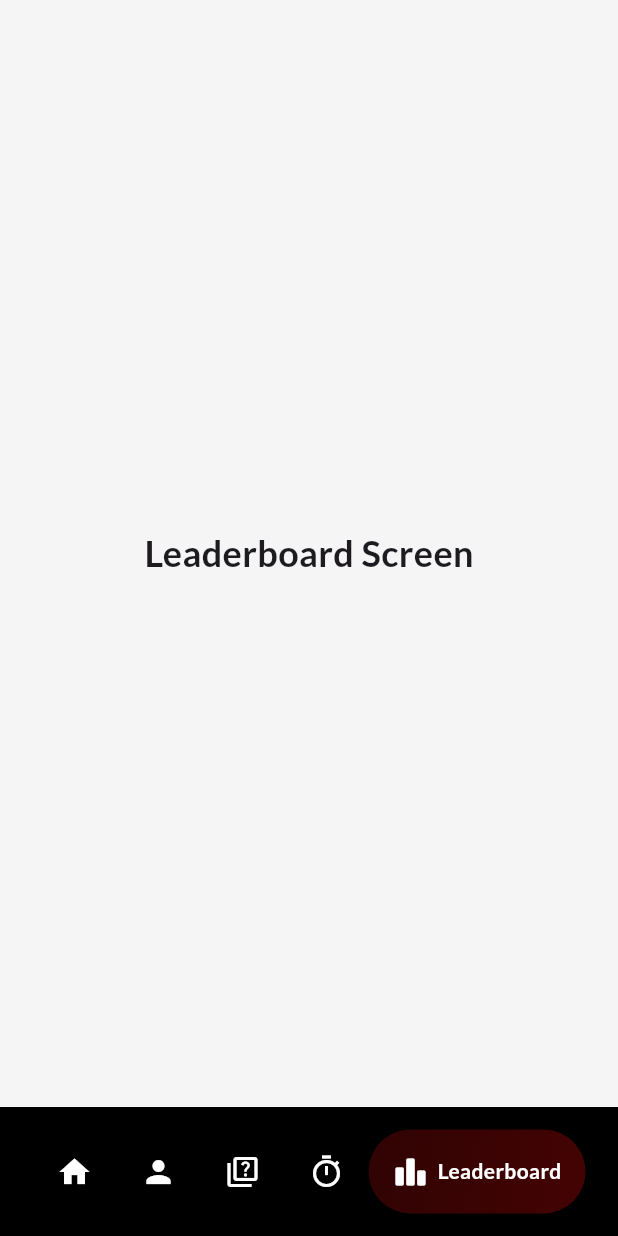
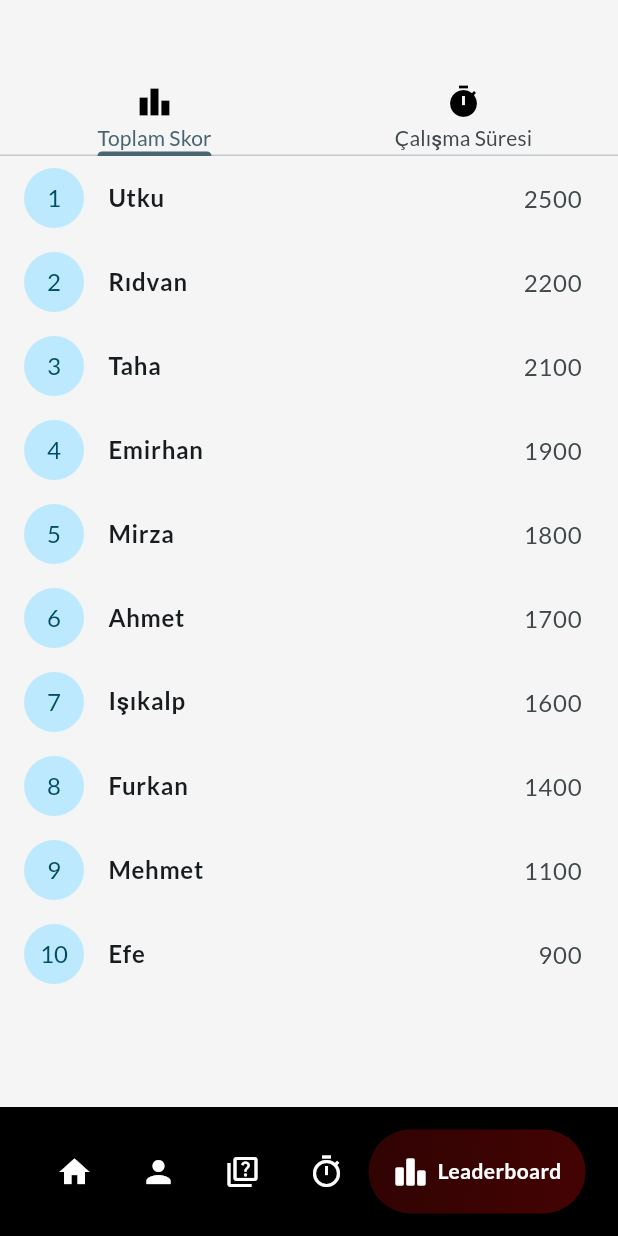
Before and after one commit to RdvnUmt/EduRank, a Flutter app: the screen it shows after launch, item 5 of the bottom bar chosen, on a phone screen of 412 x 824 dp. Run offline on Flutter 3.47's test engine with Material 3 defaults, Android fonts, the light colour scheme and no system bars; drawn by our look-alikes of google_nav_bar; our stand-ins replace google_fonts, numberpicker, shared_preferences, transparent_image; network calls fail.

Commit message:
leaderboard screen oluşturuldu.

```diff
--- a/edu_rank/lib/screens/leaderboard.screen.dart
+++ b/edu_rank/lib/screens/leaderboard.screen.dart
@@ -1,16 +1,72 @@
 import 'package:flutter/material.dart';
+import 'package:edu_rank/widgets/leaderboard_widget.dart';
 
-class LeaderboardScreen extends StatelessWidget {
+class LeaderboardScreen extends StatefulWidget {
   const LeaderboardScreen({super.key});
+
+  @override
+  State<LeaderboardScreen> createState() => _LeaderboardScreenState();
+}
+
+class _LeaderboardScreenState extends State<LeaderboardScreen> with SingleTickerProviderStateMixin {
+  late TabController _tabController;
+
+  @override
+  void initState() {
+    super.initState();
+    _tabController = TabController(length: 2, vsync: this);
+  }
+
+  @override
+  void dispose() {
+    _tabController.dispose();
+    super.dispose();
+  }
 
   @override
   Widget build(BuildContext context) {
     return Scaffold(
-      body: Center(
-        child: Text(
-          'Leaderboard Screen',
-          style: TextStyle(fontSize: 24, fontWeight: FontWeight.bold),
+      appBar: AppBar(
+        bottom: TabBar(
+          controller: _tabController,
+          tabs: const [
+            Tab(text: 'Toplam Skor', icon: Icon(Icons.leaderboard, color: Colors.black), height: 46),
+            Tab(text: 'Çalışma Süresi', icon: Icon(Icons.timer, color: Colors.black), height: 46),
+          ],
         ),
+      ),
+      body: TabBarView(
+        controller: _tabController,
+        children: [
+          LeaderboardWidget(
+            leaderboardData: [
+              {"Utku": 2500},
+              {"Rıdvan": 2200},
+              {"Taha": 2100},
+              {"Emirhan": 1900},
+              {"Mirza": 1800},
+              {"Ahmet": 1700},
+              {"Işıkalp": 1600},
+              {"Furkan": 1400},
+              {"Mehmet": 1100},
+              {"Efe": 900},
+            ],
+          ),
+          LeaderboardWidget(
+            leaderboardData: [
+              {"Utku": 120},
+              {"Rıdvan": 100},
+              {"Taha": 95},
+              {"Emirhan": 85},
+              {"Mirza": 80},
+              {"Ahmet": 75},
+              {"Işıkalp": 70},
+              {"Furkan": 60},
+              {"Mehmet": 50},
+              {"Efe": 45},
+            ],
+          ),
+        ],
       ),
     );
   }
--- /dev/null
+++ b/edu_rank/lib/widgets/leaderboard_widget.dart
@@ -0,0 +1,32 @@
+import 'package:flutter/material.dart';
+
+class LeaderboardWidget extends StatelessWidget {
+  final List<Map<String, int>> leaderboardData;
+
+  const LeaderboardWidget({super.key, required this.leaderboardData});
+
+  @override
+  Widget build(BuildContext context) {
+    return SizedBox(
+      height: 300,
+      child: Center(
+        child: ListView.builder(
+          itemCount: leaderboardData.length,
+          itemBuilder: (context, index) {
+            final entry = leaderboardData[index];
+            final playerName = entry.keys.first;
+            final score = entry[playerName]!;
+
+            return ListTile(
+              leading: CircleAvatar(
+                child: Text((index + 1).toString()),
+              ),
+              title: Text(playerName, style: TextStyle(fontWeight: FontWeight.bold)),
+              trailing: Text(score.toString(), style: TextStyle(fontSize: 16)),
+            );
+          },
+        ),
+      ),
+    );
+  }
+}
```
